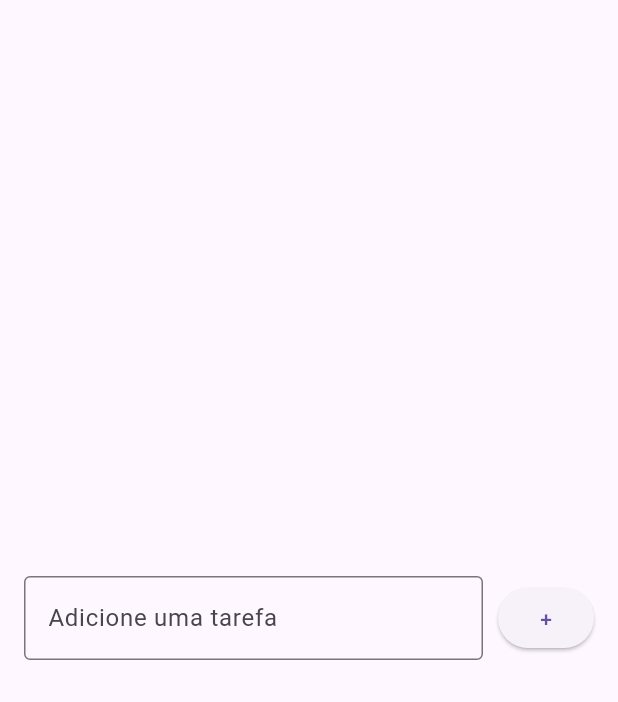
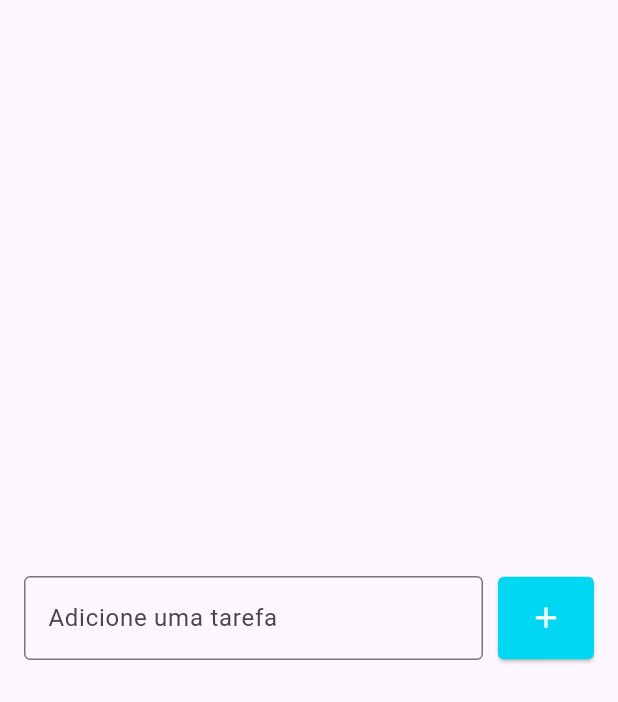
Before and after one commit to MarcosAndreLS/todo_list-learning_flutter, a Flutter app: the screen it shows after launch, on a phone screen of 412 x 824 dp. Shown: the top 702 px of the screen. Run offline on Flutter 3.47's test engine with Material 3 defaults, Android fonts, the phone set to English and light mode, and no system bars.

Commit message:
personalizando botão de adicionar

```diff
--- a/lib/pages/todo_list_page.dart
+++ b/lib/pages/todo_list_page.dart
@@ -21,7 +21,24 @@ class TodoListPage extends StatelessWidget {
                 ),
               ),
               SizedBox(width: 10),
-              ElevatedButton(onPressed: () {}, child: Text('+')),
+              ElevatedButton(
+                onPressed: () {},
+                style: ElevatedButton.styleFrom(
+                  //foregroundColor: Colors.yellow,
+                  backgroundColor: Color(0xff00d7f3),
+                  padding: EdgeInsets.all(16),
+                  shape: RoundedRectangleBorder(
+                    borderRadius: BorderRadius.circular(
+                      4,
+                    ), // Deixa menos arredondado
+                  ),
+                ),
+                child: Icon(
+                  Icons.add,
+                  size: 23,
+                  color: Colors.white,
+                ),
+              ),
             ],
           ),
         ),
```
